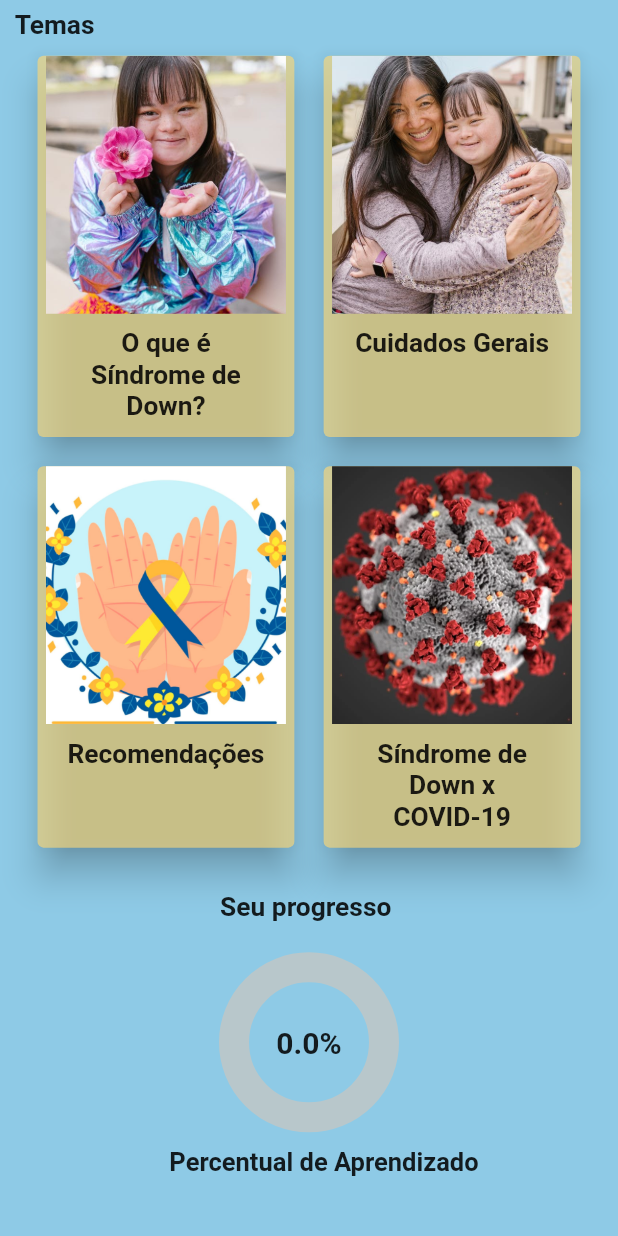
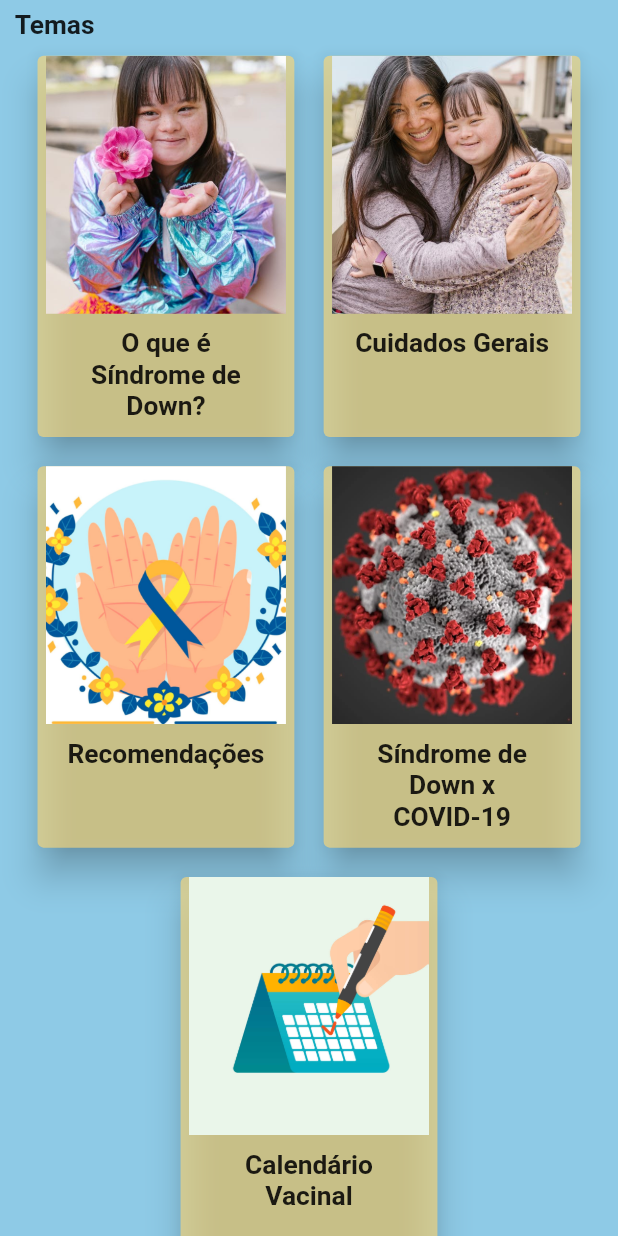
Before and after one commit to FidelisMatheus/down_maternity, a Flutter app: the HomePage screen opened by its route, scrolled down 110 dp, on a phone screen of 412 x 824 dp. Run offline on Flutter 3.47's test engine with Material 2 defaults, Android fonts, the light colour scheme and no system bars; drawn by our look-alikes of percent_indicator; our stand-ins replace cloud_firestore, firebase_auth, firebase_core, font_awesome_flutter, get, mask_text_input_formatter; accounts and stored records are empty.

Commit message:
Calendario Vacinal Completo

```diff
--- a/lib/pages/home_page.dart
+++ b/lib/pages/home_page.dart
@@ -7,6 +7,7 @@ import 'package:projeto_sindrome_down/auth/authentication.dart';
 import 'package:projeto_sindrome_down/model/topic.dart';
 import 'package:projeto_sindrome_down/routes/routes.dart';
 import 'package:projeto_sindrome_down/utils/appcolors.dart';
+import 'package:projeto_sindrome_down/widgets/big_card_calendar_widget.dart';
 import 'package:projeto_sindrome_down/widgets/big_card_widget.dart';
 import '../utils/dimensions.dart';
 
@@ -125,6 +126,10 @@ class _HomePageState extends State<HomePage> with TickerProviderStateMixin {
                           id: 4,
                           image: 'images/covid.jpg',
                           title: 'Síndrome de Down x COVID-19',
+                        ),
+                        BigCardCalendarWidget(
+                          image: 'images/calendartopic.jpg',
+                          title: 'Calendário Vacinal',
                         ),
                       ],
                     ),
--- a/lib/routes/routes.dart
+++ b/lib/routes/routes.dart
@@ -1,6 +1,7 @@
 // ignore_for_file: prefer_const_constructors
 
 import 'package:get/get.dart';
+import 'package:projeto_sindrome_down/pages/calendar_page.dart';
 import 'package:projeto_sindrome_down/pages/details_page.dart';
 import 'package:projeto_sindrome_down/pages/forgot_password_page.dart';
 import 'package:projeto_sindrome_down/pages/home_page.dart';
@@ -17,6 +18,7 @@ class Routes {
   static const String aboutScreen = '/about';
   static const String detailsScreen = '/details';
   static const String registerUserScreen = '/register';
+  static const String calendarScreen = '/calendar';
 
   static String getSplashScreen() => splashScreen;
   static String getInitial() => initial;
@@ -24,6 +26,8 @@ class Routes {
   static String getHomeScreen() => homeScreen;
   static String getRegisterScreen() => registerUserScreen;
   static String getAboutScreen() => aboutScreen;
+
+  static String getCalendarScreen(String title, String pathImage) => '$calendarScreen?title=$title&path=$pathImage';
 
   static String getDetailsScreen(int id, String title, String pathImage) =>
       '$detailsScreen?id=$id&title=$title&path=$pathImage';
@@ -72,5 +76,17 @@ class Routes {
       },
       transition: Transition.upToDown,
     ),
+    GetPage(
+      name: calendarScreen,
+      page: () {
+        var title = Get.parameters['title'];
+        var path = Get.parameters['path'];
+        return CalendarPage(
+          title: title!,
+          image: path!,
+        );
+      },
+      transition: Transition.upToDown,
+    ),
   ];
 }
--- /dev/null
+++ b/lib/widgets/big_card_calendar_widget.dart
@@ -0,0 +1,71 @@
+// ignore_for_file: prefer_const_constructors
+
+import 'package:flutter/material.dart';
+import 'package:projeto_sindrome_down/routes/routes.dart';
+
+import 'package:projeto_sindrome_down/utils/dimensions.dart';
+
+class BigCardCalendarWidget extends StatelessWidget {
+  final String image;
+  final String title;
+
+  const BigCardCalendarWidget({
+    Key? key,
+    required this.image,
+    required this.title,
+  }) : super(key: key);
+
+  @override
+  Widget build(BuildContext context) {
+    return GestureDetector(
+      onTap: () {
+        Navigator.pushNamed(context, Routes.getCalendarScreen(title, image));
+      },
+      child: Container(
+        width: Dimensions.cardWidth,
+        height: Dimensions.cardHeight,
+        decoration: BoxDecoration(
+          borderRadius: BorderRadius.circular(80),
+        ),
+        child: Card(
+          color: Color(0xFFFFD875).withOpacity(0.63),
+          shadowColor: Color(0xFF000000),
+          elevation: 10,
+          margin: EdgeInsets.all(Dimensions.height10),
+          child: Center(
+            child: Column(
+              mainAxisAlignment: MainAxisAlignment.center,
+              children: [
+                Container(
+                    width: 160,
+                    height: 172,
+                    decoration: BoxDecoration(
+                      borderRadius: BorderRadius.circular(0),
+                      image: DecorationImage(
+                        image: AssetImage(image),
+                        fit: BoxFit.cover,
+                      ),
+                    )),
+                SizedBox(
+                  height: Dimensions.height10,
+                ),
+                SizedBox(
+                  width: 140,
+                  height: 80,
+                  child: Text(
+                    title,
+                    textAlign: TextAlign.center,
+                    style: TextStyle(
+                      fontSize: Dimensions.font18,
+                      fontWeight: FontWeight.bold,
+                    ),
+                  ),
+                ),
+              ],
+            ),
+          ),
+        ),
+      ),
+    );
+  }
+}
```
Also changed, not shown: lib/pages/calendar_page.dart (added, +133 -0 lines), images/calendar1.jpg (added), images/calendar2.jpg (added), images/calendartopic.jpg (added).
